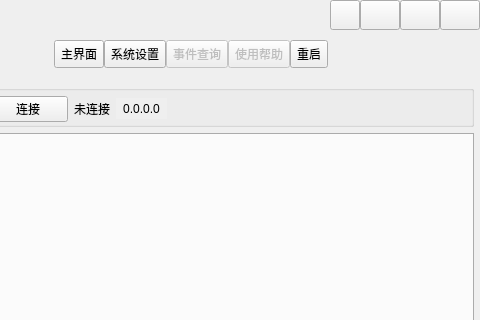
Shogpe/bmsTool, file main_ui.ui: the form before one commit; both pictures show x 535 to 1015 and y 0 to 320 of the 1015 by 600 pixel window.
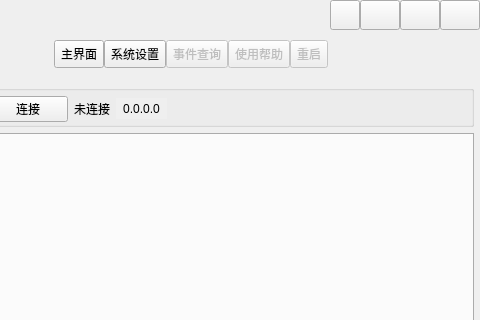
The form after the commit. Icons and pictures are not drawn. Custom widgets are drawn as their Qt base class.

The edit to the form file:
```diff
--- a/main_ui.ui
+++ b/main_ui.ui
@@ -773,6 +773,9 @@
          </item>
          <item>
           <widget class="QToolButton" name="btnExit">
+           <property name="enabled">
+            <bool>false</bool>
+           </property>
            <property name="sizePolicy">
             <sizepolicy hsizetype="Preferred" vsizetype="Preferred">
              <horstretch>0</horstretch>
```
